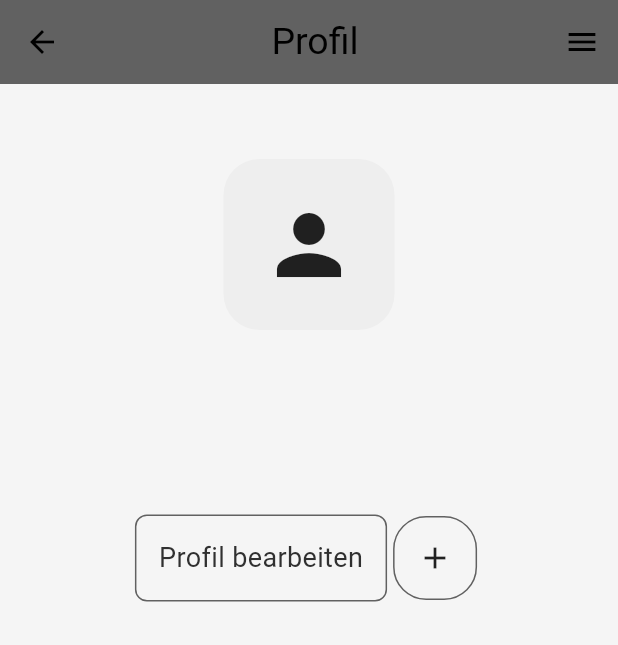
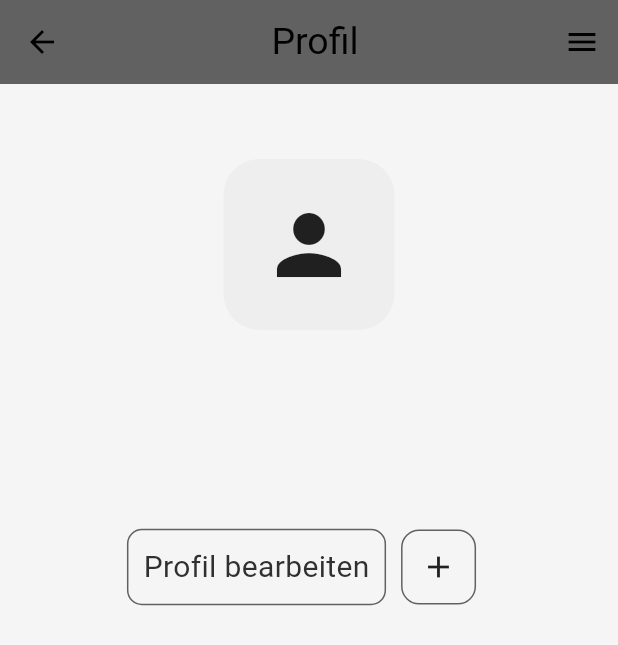
Before and after one commit to JensLe97/tech_knowl_edge_connect, a Flutter app: the ProfilePage screen opened directly, on a phone screen of 412 x 824 dp. Shown: the top 645 px of the screen. Run offline on Flutter 3.47's test engine with Material 3 defaults, Android fonts, the phone set to English and light mode, and no system bars; our stand-ins replace cloud_firestore, confetti, firebase_auth, firebase_core, firebase_storage, font_awesome_flutter and 6 more; missing offline and left inert: dart_openai, easy_image_viewer; accounts and stored records are empty; network calls fail.

Commit message:
Add GoogleService-Info.plist to Xcode project and change padding in UI to fit screen

```diff
--- a/lib/components/intro_button.dart
+++ b/lib/components/intro_button.dart
@@ -11,8 +11,8 @@ class IntroButton extends StatelessWidget {
     return GestureDetector(
       onTap: onTap,
       child: Container(
-        padding: const EdgeInsets.all(12),
-        margin: const EdgeInsets.symmetric(horizontal: 10),
+        padding: const EdgeInsets.all(10),
+        margin: const EdgeInsets.symmetric(horizontal: 5),
         decoration: BoxDecoration(
             color: Theme.of(context).colorScheme.primary,
             borderRadius: BorderRadius.circular(10)),
--- a/lib/pages/intro/intro_page_1.dart
+++ b/lib/pages/intro/intro_page_1.dart
@@ -18,7 +18,10 @@ class _IntroPage1State extends State<IntroPage1> {
           const SizedBox(height: 80),
           const Text("Gude Friends", style: TextStyle(fontSize: 22)),
           const SizedBox(height: 15),
-          const Text("Willkommen bei TechKnowlEdgeConnect",
+          const Text("Willkommen bei",
+              style: TextStyle(fontSize: 20)),
+          const SizedBox(height: 5),
+          const Text("TechKnowlEdgeConnect",
               style: TextStyle(fontSize: 20)),
           const SizedBox(height: 15),
           kIsWeb
--- a/lib/pages/login/forgot_password_page.dart
+++ b/lib/pages/login/forgot_password_page.dart
@@ -40,7 +40,7 @@ class _ForgotPasswordPageState extends State<ForgotPasswordPage> {
                 Icon(
                   Icons.lock,
                   size: 100,
-                  color: Theme.of(context).colorScheme.inversePrimary,
+                  color: Theme.of(context).colorScheme.secondary,
                 ),
                 const SizedBox(height: 50),
                 const Text(
--- a/lib/pages/login/register_page.dart
+++ b/lib/pages/login/register_page.dart
@@ -38,13 +38,13 @@ class _RegisterPageState extends State<RegisterPage> {
             child: Column(
               mainAxisAlignment: MainAxisAlignment.center,
               children: [
-                const SizedBox(height: 55),
+                const SizedBox(height: 25),
                 Icon(
                   Icons.lock,
                   size: 100,
                   color: Theme.of(context).colorScheme.secondary,
                 ),
-                const SizedBox(height: 50),
+                const SizedBox(height: 40),
                 const Text(
                   'Neuen Account erstellen',
                   style: TextStyle(fontSize: 18),
@@ -78,7 +78,7 @@ class _RegisterPageState extends State<RegisterPage> {
                   onTap: signUserUp,
                   text: "Registrieren",
                 ),
-                const SizedBox(height: 50),
+                const SizedBox(height: 123),
                 Row(
                   mainAxisAlignment: MainAxisAlignment.center,
                   children: [
--- a/lib/pages/profile/profile_page.dart
+++ b/lib/pages/profile/profile_page.dart
@@ -93,30 +93,30 @@ class _ProfilePageState extends State<ProfilePage> {
                         mainAxisAlignment: MainAxisAlignment.center,
                         children: [
                           Container(
-                            padding: const EdgeInsets.all(15),
+                            padding: const EdgeInsets.all(10),
                             decoration: BoxDecoration(
                                 border: Border.all(
                                     color: Theme.of(context)
                                         .colorScheme
                                         .inversePrimary),
-                                borderRadius: BorderRadius.circular(8)),
+                                borderRadius: BorderRadius.circular(10)),
                             child: const Text(
                               'Profil bearbeiten',
                               style: TextStyle(
-                                fontSize: 18,
+                                fontSize: 20,
                               ),
                             ),
                           ),
                           Padding(
-                            padding: const EdgeInsets.symmetric(horizontal: 4),
+                            padding: const EdgeInsets.all(10),
                             child: Container(
-                              padding: const EdgeInsets.all(15),
+                              padding: const EdgeInsets.all(12),
                               decoration: BoxDecoration(
                                   border: Border.all(
                                       color: Theme.of(context)
                                           .colorScheme
                                           .inversePrimary),
-                                  borderRadius: BorderRadius.circular(22)),
+                                  borderRadius: BorderRadius.circular(12)),
                               child: const Icon(
                                 Icons.add,
                               ),
```
Also changed, not shown: lib/pages/intro/onboarding_page.dart (+4 -4 lines), lib/pages/login/login_page.dart (+5 -5 lines), 1 other file.
